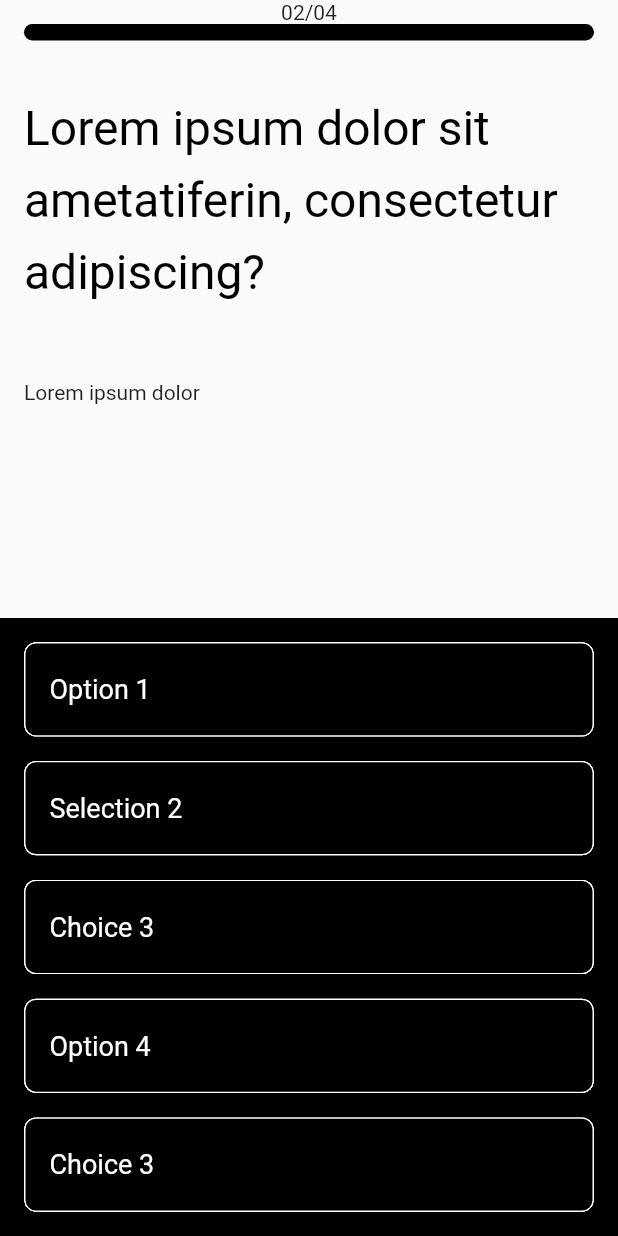
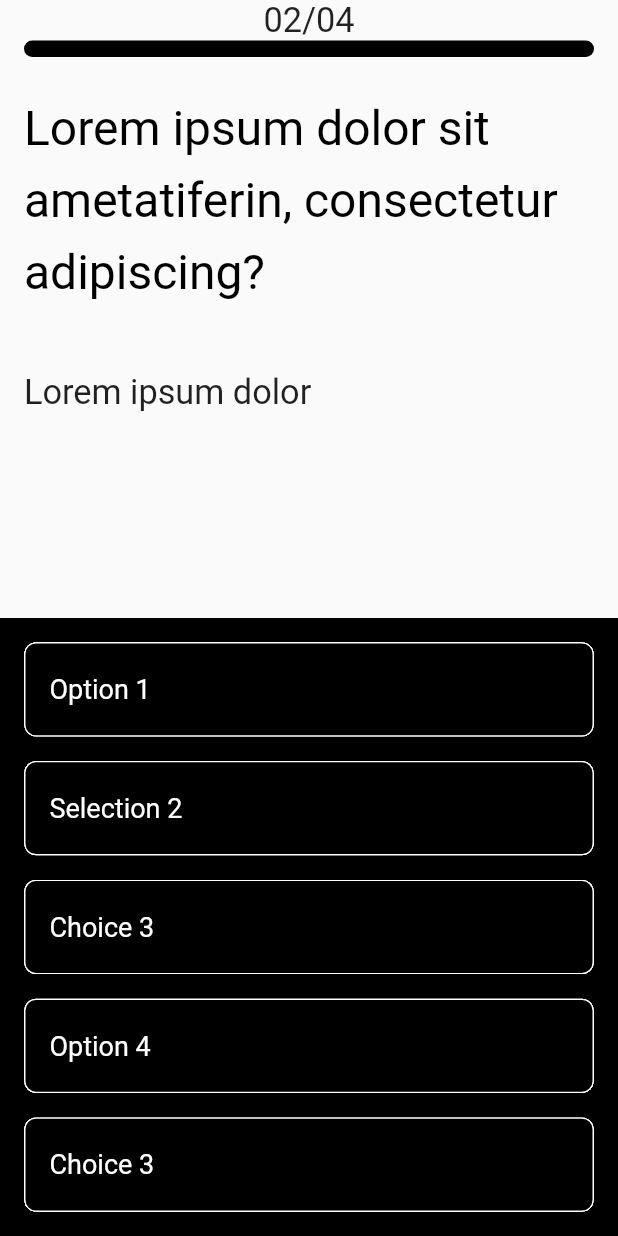
Before and after one commit to Lelik-Bolik/guessit, a Flutter app: the screen it shows after launch, after a tap on "Play", on a phone screen of 412 x 824 dp. Run offline on Flutter 3.47's test engine with Material 2 defaults, Android fonts, the phone set to English and light mode, and no system bars; drawn by our look-alikes of auto_size_text; our stand-ins replace flutter_screenutil.

Commit message:
changes in theme.dart, added rules button on main, theme changes in rules page

```diff
--- a/lib/config/themes.dart
+++ b/lib/config/themes.dart
@@ -1,9 +1,11 @@
 import 'package:flutter/material.dart';
+import 'package:flutter_screenutil/flutter_screenutil.dart';
 
 abstract class Styles {
   static ThemeData lightThemeData = ThemeData(
     brightness: Brightness.light,
     primarySwatch: Colors.blue,
+    textTheme: _textTheme,
   );
 
   static ThemeData darkThemeData = ThemeData(
@@ -11,5 +13,21 @@ abstract class Styles {
     primarySwatch: Colors.blue,
     accentColor: Colors.amberAccent,
     scaffoldBackgroundColor: Colors.black,
+    textTheme: _textTheme,
+  );
+
+  static TextTheme _textTheme = TextTheme(
+    bodyText1: _bodyText1,
+    bodyText2: _bodyText2,
+  );
+
+  static TextStyle _bodyText1 = TextStyle(
+    fontWeight: FontWeight.bold,
+    fontSize: 20.ssp,
+  );
+
+  static TextStyle _bodyText2 = TextStyle(
+    fontWeight: FontWeight.normal,
+    fontSize: 20.ssp,
   );
 }
--- a/lib/main.dart
+++ b/lib/main.dart
@@ -1,5 +1,6 @@
 import 'package:flutter/material.dart';
 import 'package:flutter_screenutil/screenutil_init.dart';
+import 'package:guessit/rules.dart';
 import 'package:guessit/screens/settings.dart';
 import 'package:guessit/widgets/menu_button.dart';
 import 'package:guessit/config/themes.dart';
@@ -15,16 +16,19 @@ class GuessItApp extends StatelessWidget {
   Widget build(BuildContext context) {
     return ScreenUtilInit(
       allowFontScaling: true,
-          builder:()=> MaterialApp(
+      builder: () => MaterialApp(
         title: 'GuessIt',
         theme: Styles.lightThemeData,
         darkTheme: Styles.darkThemeData,
         initialRoute: "/",
         routes: {
           "/": (context) => MyHomePage(title: "Guess it"),
-          "play": (context) => QuestionPage(question: "Question", answers: ["Answer", "Answer 2"],),
+          "play": (context) => QuestionPage(
+                question: "Question",
+                answers: ["Answer", "Answer 2"],
+              ),
           "settings": (context) => SettingsPage(),
-          "rules": (context) => MyHomePage(title: "Guess it"),
+          "rules": (context) => RulesPage(),
         },
       ),
     );
@@ -48,14 +52,19 @@ class MyHomePage extends StatelessWidget {
           child: Column(
             mainAxisAlignment: MainAxisAlignment.start,
             children: <Widget>[
-              Placeholder(),
+              Container(height: 256, width: 256, child: Placeholder()),
               SizedBox(height: 16),
-              MenuButton(label: "Play",
+              MenuButton(
+                  label: "Play",
                   onPressed: () => Navigator.of(context).pushNamed("play")),
               SizedBox(height: 16),
               MenuButton(
-                  label: "Setting",
+                  label: "Settings",
                   onPressed: () => Navigator.of(context).pushNamed("settings")),
+              SizedBox(height: 16),
+              MenuButton(
+                  label: "Rules",
+                  onPressed: () => Navigator.of(context).pushNamed("rules")),
             ],
           ),
         ),
```
Also changed, not shown: lib/rules.dart (+13 -33 lines), 1 other file.
